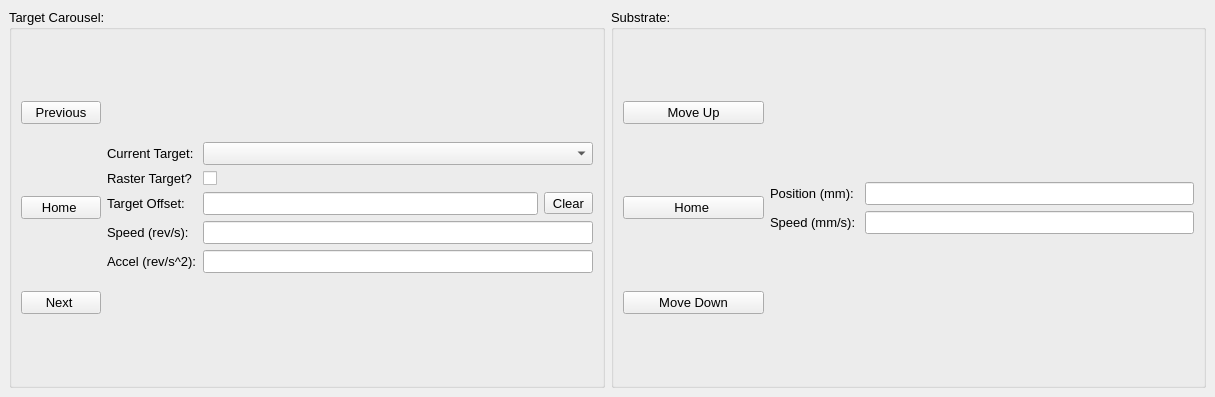
The window that src/ui/docked_motor_control.ui (ibrummel/PLD-Laser-Brain) describes before a commit, drawn with Qt 5.
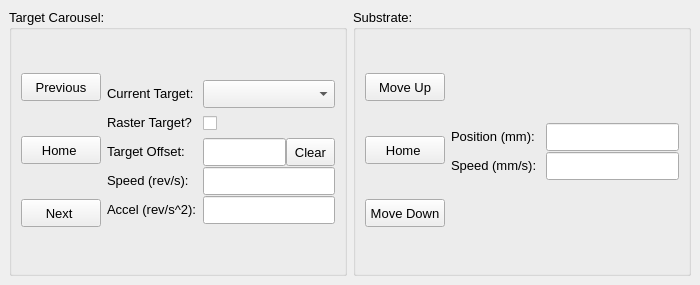
The same window after the commit. Icons and pictures are not drawn.

Commit message: Updated UI files to work better on small 4:3 screens

```diff
--- a/src/ui/docked_motor_control.ui
+++ b/src/ui/docked_motor_control.ui
@@ -6,20 +6,20 @@
    <rect>
     <x>0</x>
     <y>0</y>
-    <width>1215</width>
-    <height>397</height>
+    <width>700</width>
+    <height>285</height>
    </rect>
   </property>
   <property name="sizePolicy">
-   <sizepolicy hsizetype="Minimum" vsizetype="Minimum">
+   <sizepolicy hsizetype="MinimumExpanding" vsizetype="Minimum">
     <horstretch>0</horstretch>
     <verstretch>0</verstretch>
    </sizepolicy>
   </property>
   <property name="minimumSize">
    <size>
-    <width>1215</width>
-    <height>397</height>
+    <width>700</width>
+    <height>285</height>
    </size>
   </property>
   <property name="font">
@@ -47,10 +47,16 @@
        <item>
         <layout class="QVBoxLayout" name="verticalLayout_3">
          <property name="spacing">
-          <number>10</number>
+          <number>1</number>
          </property>
          <item>
           <widget class="QPushButton" name="btn_carousel_prev">
+           <property name="minimumSize">
+            <size>
+             <width>0</width>
+             <height>28</height>
+            </size>
+           </property>
            <property name="text">
             <string>Previous</string>
            </property>
@@ -62,6 +68,12 @@
          </item>
          <item>
           <widget class="QPushButton" name="btn_carousel_home">
+           <property name="minimumSize">
+            <size>
+             <width>0</width>
+             <height>28</height>
+            </size>
+           </property>
            <property name="text">
             <string>Home </string>
            </property>
@@ -73,6 +85,12 @@
          </item>
          <item>
           <widget class="QPushButton" name="btn_carousel_next">
+           <property name="minimumSize">
+            <size>
+             <width>0</width>
+             <height>28</height>
+            </size>
+           </property>
            <property name="layoutDirection">
             <enum>Qt::LeftToRight</enum>
            </property>
@@ -92,6 +110,9 @@
          <property name="formAlignment">
           <set>Qt::AlignLeading|Qt::AlignLeft|Qt::AlignVCenter</set>
          </property>
+         <property name="verticalSpacing">
+          <number>1</number>
+         </property>
          <item row="0" column="0">
           <widget class="QLabel" name="lbl_current_target">
            <property name="text">
@@ -100,7 +121,14 @@
           </widget>
          </item>
          <item row="0" column="1">
-          <widget class="QComboBox" name="combo_current_target"/>
+          <widget class="QComboBox" name="combo_current_target">
+           <property name="minimumSize">
+            <size>
+             <width>0</width>
+             <height>28</height>
+            </size>
+           </property>
+          </widget>
          </item>
          <item row="1" column="0">
           <widget class="QLabel" name="lbl_raster">
@@ -111,6 +139,12 @@
          </item>
          <item row="1" column="1">
           <widget class="QCheckBox" name="check_raster">
+           <property name="minimumSize">
+            <size>
+             <width>0</width>
+             <height>28</height>
+            </size>
+           </property>
            <property name="text">
             <string/>
            </property>
@@ -124,10 +158,24 @@
           </widget>
          </item>
          <item row="3" column="1">
-          <widget class="QLineEdit" name="line_carousel_speed"/>
+          <widget class="QLineEdit" name="line_carousel_speed">
+           <property name="minimumSize">
+            <size>
+             <width>0</width>
+             <height>28</height>
+            </size>
+           </property>
+          </widget>
          </item>
          <item row="4" column="1">
-          <widget class="QLineEdit" name="line_carousel_accel"/>
+          <widget class="QLineEdit" name="line_carousel_accel">
+           <property name="minimumSize">
+            <size>
+             <width>0</width>
+             <height>28</height>
+            </size>
+           </property>
+          </widget>
          </item>
          <item row="4" column="0">
           <widget class="QLabel" name="lbl_carousel_accel">
@@ -147,6 +195,12 @@
           <layout class="QHBoxLayout" name="horizontalLayout_2" stretch="1,0">
            <item>
             <widget class="QLineEdit" name="line_carousel_offset">
+             <property name="minimumSize">
+              <size>
+               <width>0</width>
+               <height>28</height>
+              </size>
+             </property>
              <property name="toolTip">
               <string>Enter an offset number of steps for use with small targets that cannot be easily rastered. Number of steps can be positive or negative.</string>
              </property>
@@ -154,6 +208,12 @@
            </item>
            <item>
             <widget class="QToolButton" name="btn_clear_carousel_offset">
+             <property name="minimumSize">
+              <size>
+               <width>0</width>
+               <height>28</height>
+              </size>
+             </property>
              <property name="toolTip">
               <string>Clear the currently applied target carousel offset and return to the current target's center position.</string>
              </property>
@@ -178,10 +238,16 @@
        <item>
         <layout class="QVBoxLayout" name="verticalLayout">
          <property name="spacing">
-          <number>10</number>
+          <number>1</number>
          </property>
          <item>
           <widget class="QPushButton" name="btn_sub_up">
+           <property name="minimumSize">
+            <size>
+             <width>0</width>
+             <height>28</height>
+            </size>
+           </property>
            <property name="text">
             <string>Move Up</string>
            </property>
@@ -193,6 +259,12 @@
          </item>
          <item>
           <widget class="QPushButton" name="btn_sub_home">
+           <property name="minimumSize">
+            <size>
+             <width>0</width>
+             <height>28</height>
+            </size>
+           </property>
            <property name="text">
             <string>Home </string>
            </property>
@@ -204,6 +276,12 @@
          </item>
          <item>
           <widget class="QPushButton" name="btn_sub_down">
+           <property name="minimumSize">
+            <size>
+             <width>0</width>
+             <height>28</height>
+            </size>
+           </property>
            <property name="text">
             <string>Move Down</string>
            </property>
@@ -223,6 +301,9 @@
          <property name="formAlignment">
           <set>Qt::AlignCenter</set>
          </property>
+         <property name="verticalSpacing">
+          <number>1</number>
+         </property>
          <item row="0" column="0">
           <widget class="QLabel" name="lbl_sub_position">
            <property name="text">
@@ -231,7 +312,14 @@
           </widget>
          </item>
          <item row="0" column="1">
-          <widget class="QLineEdit" name="line_sub_position"/>
+          <widget class="QLineEdit" name="line_sub_position">
+           <property name="minimumSize">
+            <size>
+             <width>0</width>
+             <height>28</height>
+            </size>
+           </property>
+          </widget>
          </item>
          <item row="1" column="0">
           <widget class="QLabel" name="lbl_sub_speed">
@@ -241,7 +329,14 @@
           </widget>
          </item>
          <item row="1" column="1">
-          <widget class="QLineEdit" name="line_sub_speed"/>
+          <widget class="QLineEdit" name="line_sub_speed">
+           <property name="minimumSize">
+            <size>
+             <width>0</width>
+             <height>28</height>
+            </size>
+           </property>
+          </widget>
          </item>
         </layout>
        </item>
```
The commit also changes 4 other files.
